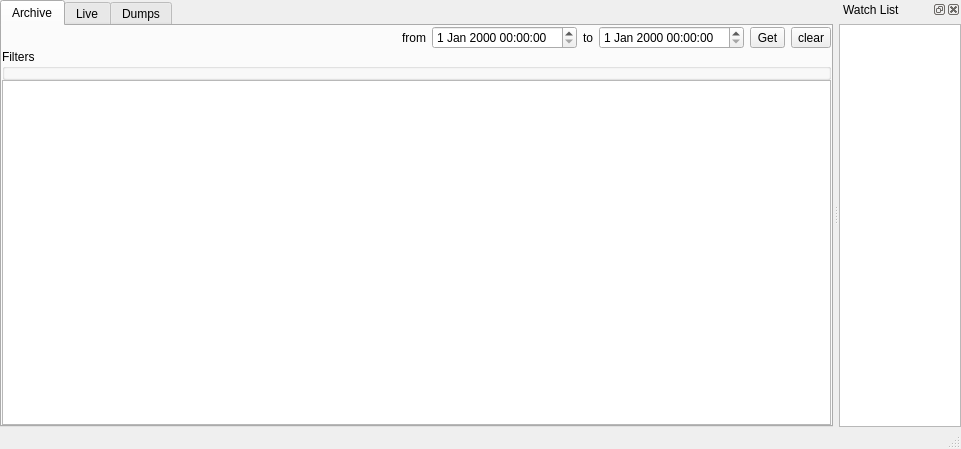
The window that mainwindow.ui (nicobucher/TMInspector) describes before a commit, drawn with Qt 5.
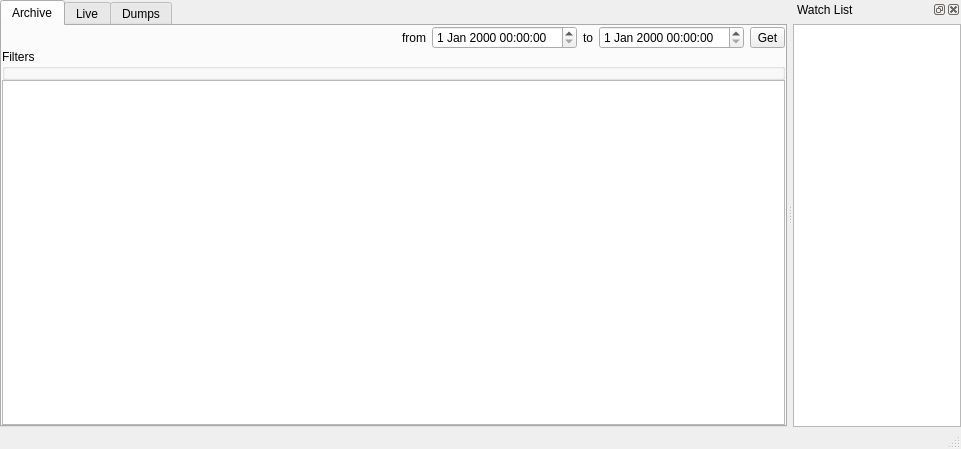
The same window after the commit.

Commit message: added clear buttons for all stores.

What changed in the file:
```diff
--- a/mainwindow.ui
+++ b/mainwindow.ui
@@ -6,7 +6,7 @@
    <rect>
     <x>0</x>
     <y>0</y>
-    <width>925</width>
+    <width>961</width>
     <height>449</height>
    </rect>
   </property>
@@ -149,13 +149,6 @@
             </property>
            </widget>
           </item>
-          <item>
-           <widget class="QToolButton" name="clearButton">
-            <property name="text">
-             <string>clear</string>
-            </property>
-           </widget>
-          </item>
          </layout>
         </item>
         <item>
```
Left out of the diff: 13 changed lines with no effect on the pictures. The commit also changes 2 other files.
